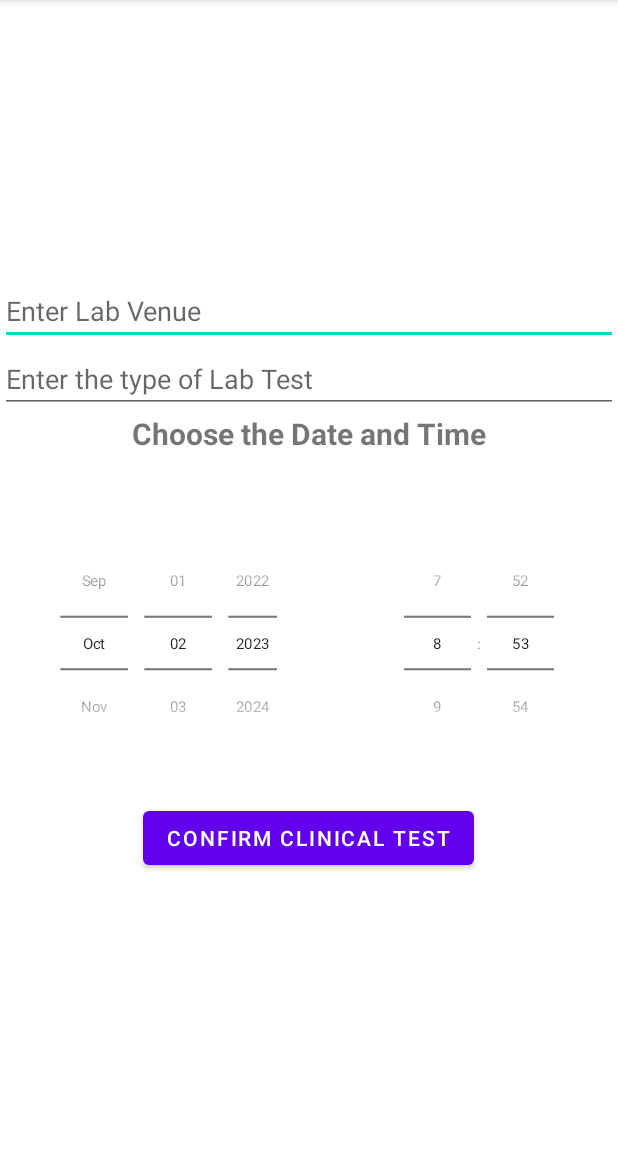
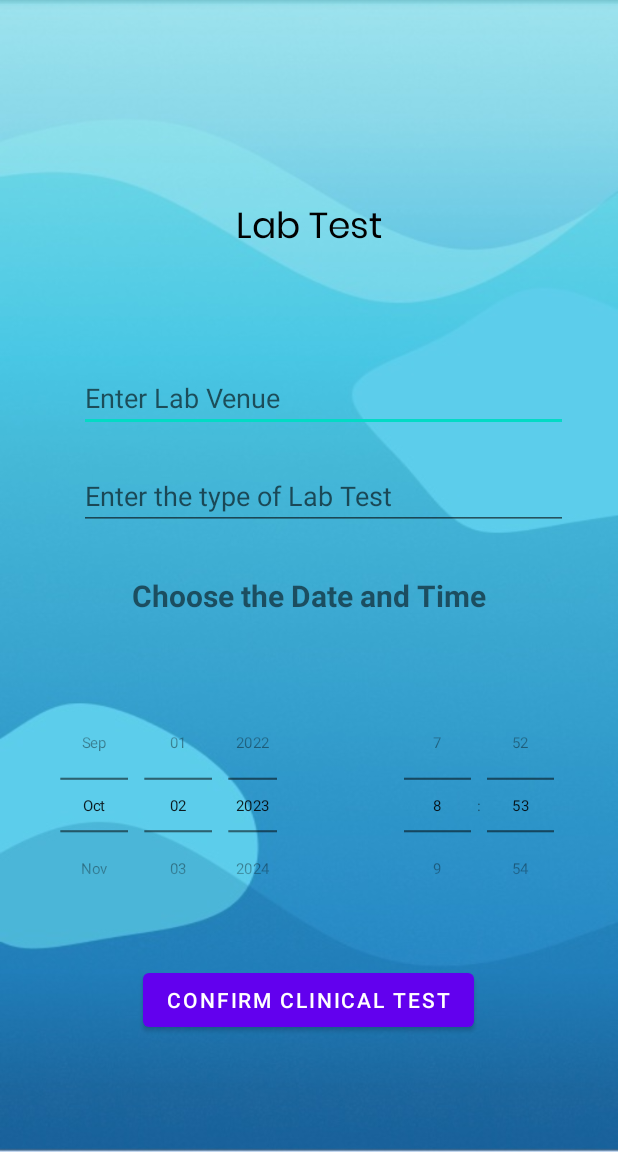
Before and after one commit to Pree46/MediRem, an Android app: the labtest_remainder screen opened directly, with no data from a screen before it, on a phone screen of 412 x 824 dp, the part 84-1236 px from its top. Run offline under Robolectric (Android 15) with nearby library versions, the phone set to English and light mode, and no system bars.

Commit message:
Layout completed

```diff
--- a/app/src/main/res/layout/activity_labtest_remainder.xml
+++ b/app/src/main/res/layout/activity_labtest_remainder.xml
@@ -2,24 +2,46 @@
 <LinearLayout xmlns:android="http://schemas.android.com/apk/res/android"
     android:layout_width="match_parent"
     android:layout_height="match_parent"
+    xmlns:app="http://schemas.android.com/apk/res-auto"
     android:gravity="center"
-    android:orientation="vertical">
+    android:orientation="vertical"
+    android:background="@drawable/sign_up_page">
+
+    <TextView
+        android:id="@+id/checkup"
+        android:layout_width="wrap_content"
+        android:layout_height="wrap_content"
+        android:layout_marginTop="56dp"
+        android:fontFamily="@font/poppins"
+        android:text="Lab Test"
+        android:textColor="#000000"
+        android:layout_marginBottom="70dp"
+        android:textSize="24sp"
+        app:layout_constraintEnd_toEndOf="parent"
+        app:layout_constraintHorizontal_bias="0.498"
+        app:layout_constraintStart_toStartOf="parent"
+        app:layout_constraintTop_toBottomOf="@+id/textView" />
 
     <com.google.android.material.textfield.TextInputEditText
         android:id="@+id/labVenueEditText"
-        android:layout_width="match_parent"
+        android:layout_width="326dp"
         android:layout_height="wrap_content"
+        android:layout_marginLeft="10dp"
         android:hint="Enter Lab Venue" />
+
     <com.google.android.material.textfield.TextInputEditText
         android:id="@+id/labTestTypeEditText"
-        android:layout_width="match_parent"
+        android:layout_width="326dp"
         android:layout_height="wrap_content"
+        android:layout_marginTop="20dp"
+        android:layout_marginLeft="10dp"
         android:hint="Enter the type of Lab Test" />
 
     <TextView
         android:layout_width="match_parent"
         android:layout_height="wrap_content"
         android:gravity="center_horizontal"
+        android:layout_marginTop="30dp"
         android:text="Choose the Date and Time"
         android:textSize="20sp"
         android:textStyle="bold" />
--- a/build.gradle
+++ b/build.gradle
@@ -1,5 +1,5 @@
 // Top-level build file where you can add configuration options common to all sub-projects/modules.
 plugins {
-    id 'com.android.application' version '7.4.2' apply false
-    id 'com.android.library' version '7.4.2' apply false
+    id 'com.android.application' version '8.1.1' apply false
+    id 'com.android.library' version '8.1.1' apply false
 }
--- a/gradle.properties
+++ b/gradle.properties
@@ -19,3 +19,5 @@ android.useAndroidX=true
 # resources declared in the library itself and none from the library's dependencies,
 # thereby reducing the size of the R class for that library
 android.nonTransitiveRClass=true
+android.defaults.buildfeatures.buildconfig=true
+android.nonFinalResIds=false
```
Also changed, not shown: app/src/main/res/layout/activity_healthcheck_remainder.xml (+29 -9 lines), app/src/main/res/layout/activity_main.xml (+21 -3 lines), app/src/main/res/layout/activity_medicine_remainder.xml (+6 -2 lines), app/src/main/res/layout/activity_remainder_type.xml (+10 -5 lines), app/src/main/res/drawable/sign_up_page.jpg (added), app/src/main/res/font/poppins.ttf (added), app/src/main/res/font/poppins_medium.ttf (added), app/src/main/res/font/poppins_semibold.ttf (added), gradle/wrapper/gradle-wrapper.properties.
